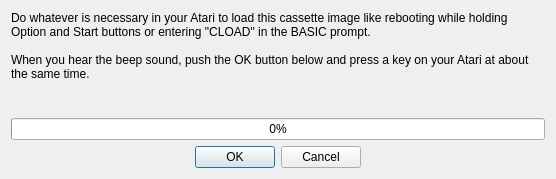
Before: the Qt Designer form android/cassettedialog.ui in greblus/aspeqt, drawn with Qt 5.
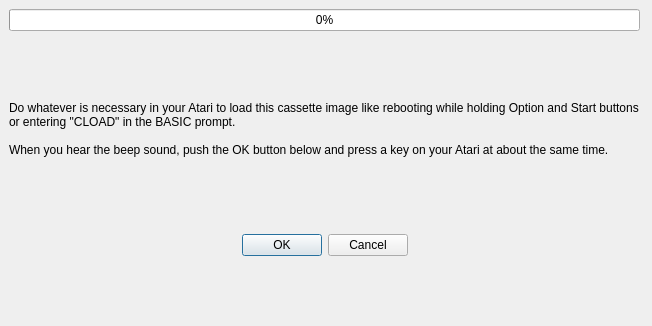
After: the same form once the commit is applied.

Commit message: Autoboot and cassette boot dialog - take two.

```diff
--- a/android/cassettedialog.ui
+++ b/android/cassettedialog.ui
@@ -9,8 +9,8 @@
    <rect>
     <x>0</x>
     <y>0</y>
-    <width>556</width>
-    <height>179</height>
+    <width>652</width>
+    <height>326</height>
    </rect>
   </property>
   <property name="sizePolicy">
@@ -22,7 +22,39 @@
   <property name="windowTitle">
    <string>Cassette image playback</string>
   </property>
+  <widget class="QWidget" name="verticalLayoutWidget">
+   <property name="geometry">
+    <rect>
+     <x>9</x>
+     <y>9</y>
+     <width>631</width>
+     <height>311</height>
+    </rect>
+   </property>
   <layout class="QVBoxLayout" name="verticalLayout">
+    <item>
+     <widget class="QProgressBar" name="progressBar">
+      <property name="value">
+       <number>0</number>
+      </property>
+      <property name="alignment">
+       <set>Qt::AlignCenter</set>
+      </property>
+     </widget>
+    </item>
+    <item>
+     <spacer name="verticalSpacer_4">
+      <property name="orientation">
+       <enum>Qt::Vertical</enum>
+      </property>
+      <property name="sizeHint" stdset="0">
+       <size>
+        <width>20</width>
+        <height>40</height>
+       </size>
+      </property>
+     </spacer>
+    </item>
    <item>
     <widget class="QLabel" name="label">
      <property name="sizePolicy">
@@ -45,14 +77,17 @@
     </widget>
    </item>
    <item>
-    <widget class="QProgressBar" name="progressBar">
-     <property name="value">
-      <number>0</number>
-     </property>
-     <property name="alignment">
-      <set>Qt::AlignCenter</set>
-     </property>
-    </widget>
+     <spacer name="verticalSpacer_3">
+      <property name="orientation">
+       <enum>Qt::Vertical</enum>
+      </property>
+      <property name="sizeHint" stdset="0">
+       <size>
+        <width>20</width>
+        <height>40</height>
+       </size>
+      </property>
+     </spacer>
    </item>
    <item>
     <widget class="QDialogButtonBox" name="buttonBox">
@@ -67,8 +102,22 @@
      </property>
     </widget>
    </item>
-  </layout>
- </widget>
+    <item>
+     <spacer name="verticalSpacer">
+      <property name="orientation">
+       <enum>Qt::Vertical</enum>
+      </property>
+      <property name="sizeHint" stdset="0">
+       <size>
+        <width>20</width>
+        <height>40</height>
+       </size>
+      </property>
+     </spacer>
+    </item>
+   </layout>
+  </widget>
+ </widget>
  <resources/>
  <connections>
   <connection>
```
Left out of the diff: 16 changed lines with no effect on the pictures. Lines whose indentation alone changed are shown as unchanged. The commit also changes 5 other files.
